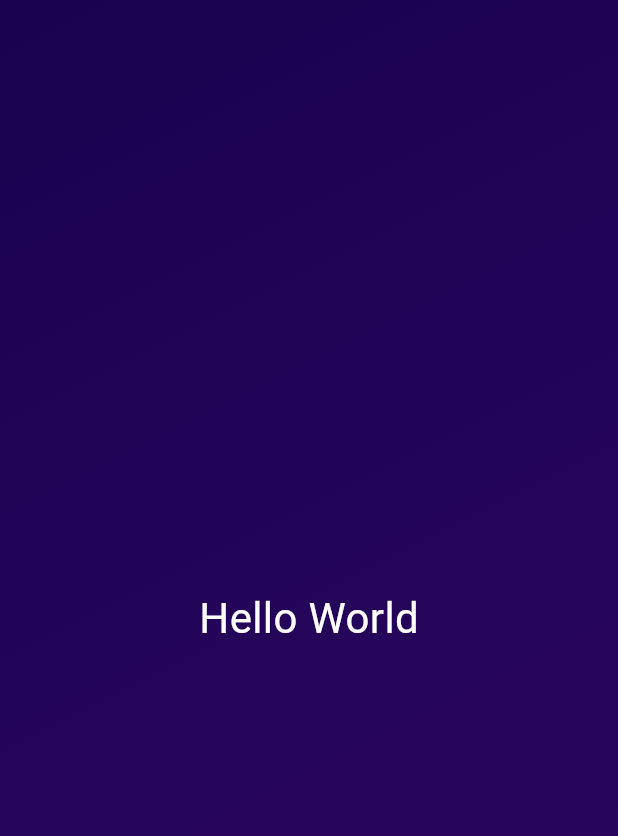
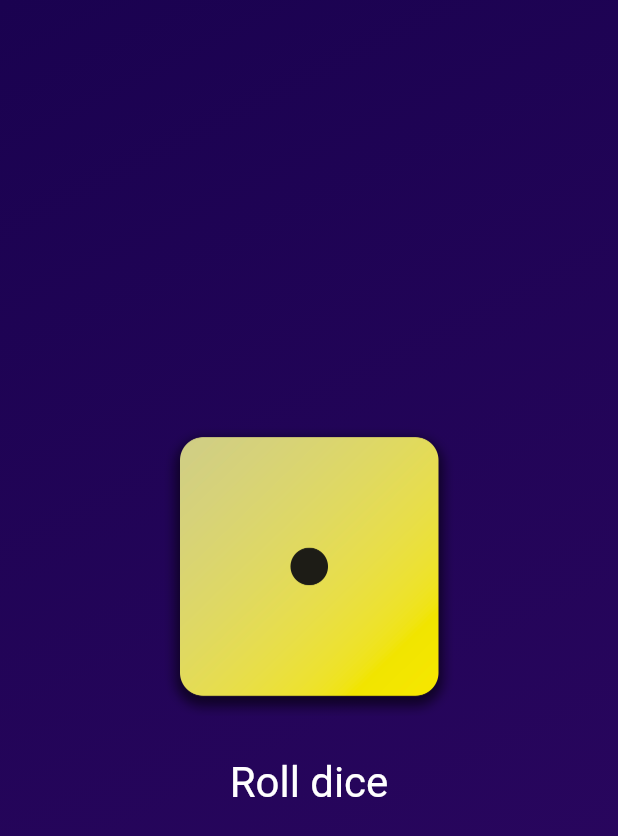
Before and after one commit to pimanzi/RollDice_App, a Flutter app: the screen it shows after launch, on a phone screen of 412 x 824 dp. Shown: the top 836 px of the screen. Run offline on Flutter 3.47's test engine with Material 3 defaults, Android fonts, the light colour scheme and no system bars.

Commit message:
completed dice app

```diff
--- a/lib/gradient_container.dart
+++ b/lib/gradient_container.dart
@@ -1,5 +1,5 @@
 import 'package:flutter/material.dart';
-import "package:rolldice_app/styled_text.dart";
+import 'package:rolldice_app/stateful_column.dart';
 
 const startAlignment = Alignment.topLeft;
 const endAlignment = Alignment.bottomRight;
@@ -17,7 +17,7 @@ class GradientContainer extends StatelessWidget {
               colors: [color1, color2],
               begin: startAlignment,
               end: endAlignment)),
-      child: Center(child: StyledText("Hello World")),
+      child: Center(child: DiceRoller()),
     );
   }
 }
--- /dev/null
+++ b/lib/stateful_column.dart
@@ -0,0 +1,43 @@
+import 'package:flutter/material.dart';
+import "dart:math";
+
+final randomizer = Random();
+
+class DiceRoller extends StatefulWidget {
+  const DiceRoller({super.key});
+
+  @override
+  State<DiceRoller> createState() {
+    return _DiceRollerState();
+  }
+}
+
+class _DiceRollerState extends State<DiceRoller> {
+  var currentDice = 1;
+  void rolldice() {
+    setState(() {
+      currentDice = randomizer.nextInt(5) + 1;
+    });
+  }
+
+  @override
+  Widget build(BuildContext context) {
+    return Column(
+      mainAxisSize: MainAxisSize.min,
+      children: [
+        Image.asset("assets/images/dice-$currentDice.png", width: 200),
+        SizedBox(
+          height: 20,
+        ),
+        TextButton(
+          onPressed: rolldice,
+          style: TextButton.styleFrom(
+              // padding: EdgeInsets.only(top: 20),
+              foregroundColor: Colors.white,
+              textStyle: TextStyle(fontSize: 28)),
+          child: Text("Roll dice"),
+        )
+      ],
+    );
+  }
+}
```
Also changed, not shown: pubspec.yaml (+8 -5 lines), assets/images/dice-1.png (added), assets/images/dice-2.png (added), assets/images/dice-3.png (added), assets/images/dice-4.png (added), assets/images/dice-5.png (added), assets/images/dice-6.png (added).
